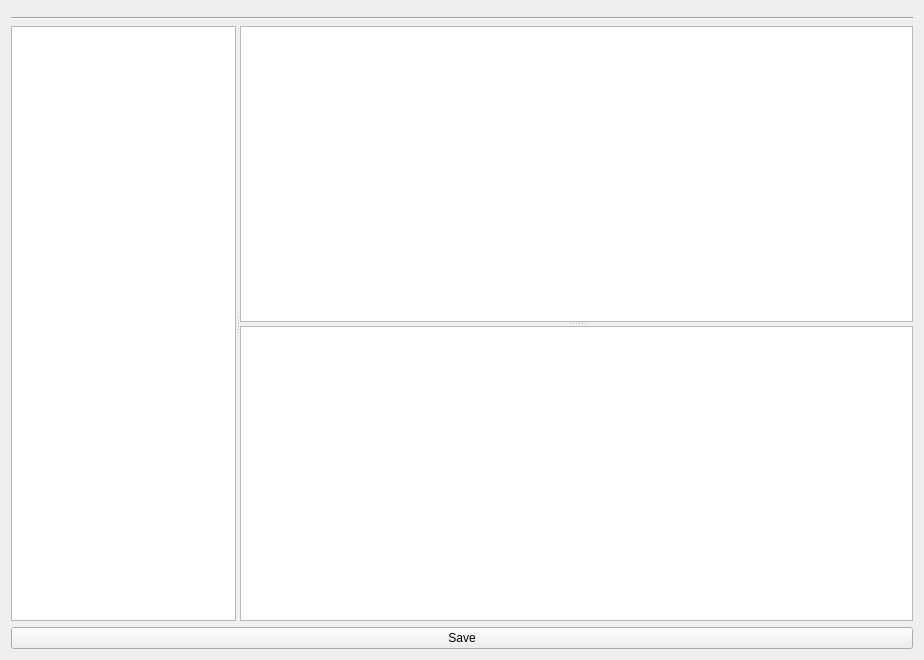
This is superscore/ui/nestable_page.ui in pcdshub/superscore as Qt 5 draws it before an edit. The edited form follows.
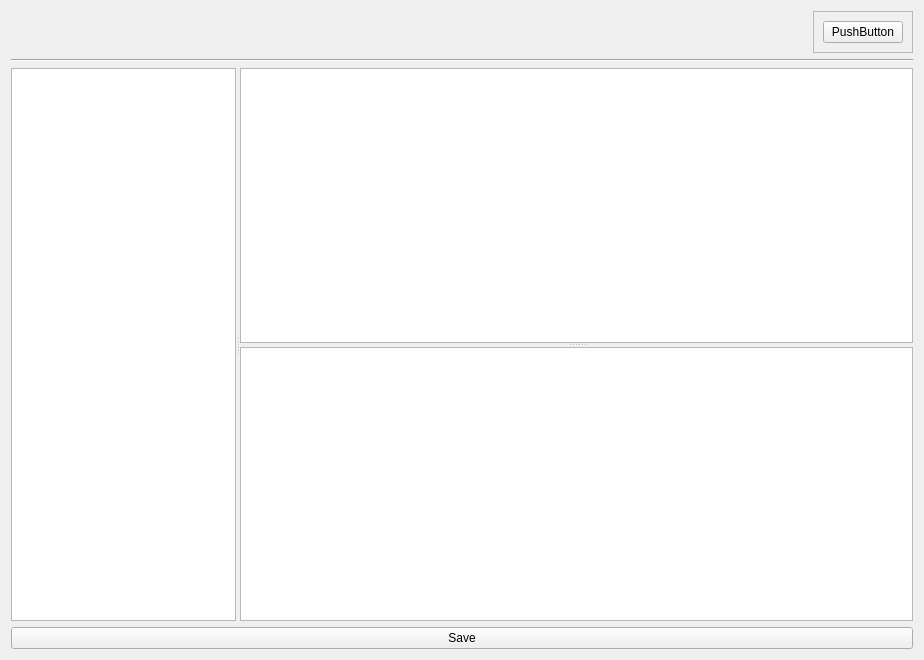
This is the edited form. Custom widgets are drawn as their Qt base class.

Commit message: ENH: add snapshot button to Nestable entry page

The edit to the form file:
```diff
--- a/superscore/ui/nestable_page.ui
+++ b/superscore/ui/nestable_page.ui
@@ -13,7 +13,9 @@
   <property name="windowTitle">
    <string>Form</string>
   </property>
-  <layout class="QVBoxLayout" name="verticalLayout">
+  <layout class="QGridLayout" name="gridLayout_2">
+   <item row="0" column="0">
+    <layout class="QHBoxLayout" name="horizontalLayout_2" stretch="1,0">
    <item>
     <widget class="QWidget" name="meta_placeholder" native="true">
      <property name="sizePolicy">
@@ -25,13 +27,34 @@
     </widget>
    </item>
    <item>
+      <widget class="QFrame" name="frame">
+       <property name="frameShape">
+        <enum>QFrame::StyledPanel</enum>
+       </property>
+       <property name="frameShadow">
+        <enum>QFrame::Raised</enum>
+       </property>
+       <layout class="QGridLayout" name="gridLayout">
+        <item row="0" column="0">
+         <widget class="QPushButton" name="snapshot_button">
+          <property name="text">
+           <string>PushButton</string>
+          </property>
+         </widget>
+        </item>
+       </layout>
+      </widget>
+     </item>
+    </layout>
+   </item>
+   <item row="1" column="0">
     <widget class="Line" name="line">
      <property name="orientation">
       <enum>Qt::Horizontal</enum>
      </property>
     </widget>
    </item>
-   <item>
+   <item row="2" column="0">
     <widget class="QSplitter" name="splitter_2">
      <property name="sizePolicy">
       <sizepolicy hsizetype="Expanding" vsizetype="Expanding">
```
Left out of the diff: 2 changed lines with no effect on the pictures. Lines whose indentation alone changed are shown as unchanged. The commit also changes 2 other files.
